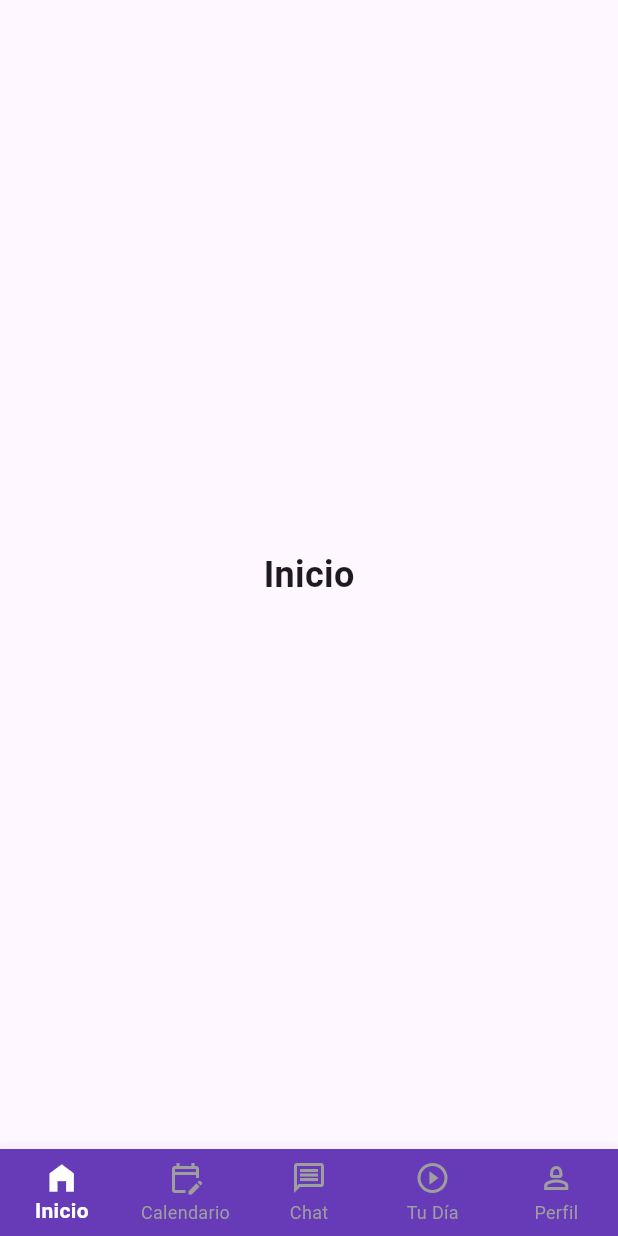
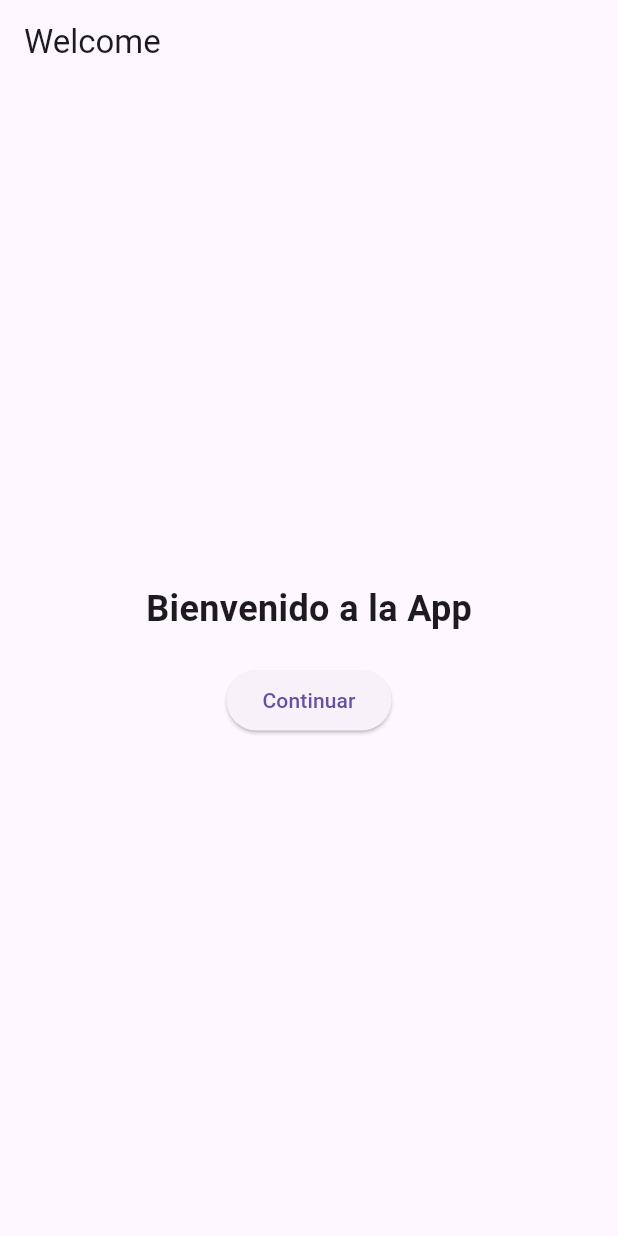
Before and after one commit to Santiago2132/maizfront, a Flutter app: the screen it shows after launch, on a phone screen of 412 x 824 dp. Run offline on Flutter 3.47's test engine with Material 3 defaults, Android fonts, the phone set to English and light mode, and no system bars.

Commit message:
chat base front

```diff
--- a/maiz_app/lib/main.dart
+++ b/maiz_app/lib/main.dart
@@ -1,8 +1,11 @@
 import 'package:flutter/material.dart';
+import 'package:maiz_app/routing/router.dart';
 import 'package:maiz_app/screens/calendar/calendar_screen.dart';
 import 'package:maiz_app/screens/chat/chat_screen.dart';
 import 'package:maiz_app/screens/home/home_screen.dart';
+import 'package:maiz_app/screens/navegator/main_screen.dart';
 import 'package:maiz_app/screens/profile/profile_screen.dart';
+import 'package:maiz_app/screens/welcomePage/welcome.dart';
 import 'package:maiz_app/screens/your_day/your_day_screen.dart';
 import 'package:maiz_app/widgets/navbar.dart';
 
@@ -13,47 +16,14 @@ void main(){
 class MyApp extends StatelessWidget {
   const MyApp({super.key});
 
-  @override
+   @override
   Widget build(BuildContext context) {
     return MaterialApp(
-      debugShowCheckedModeBanner: true,
+      debugShowCheckedModeBanner: false, // Elimina el banner de depuración
       theme: ThemeData(
         useMaterial3: true,
       ),
-    home: const MainScreen(),
+      onGenerateRoute: AppRouter.generateRoute, // Usa AppRouter para generar las rutas
     );
   }
 }
-
-class MainScreen extends StatefulWidget {
-  const MainScreen({super.key});
-
-  @override
-  State<MainScreen> createState() => _MainScreenState();
-}
-
-class _MainScreenState extends State<MainScreen> {
-  int _currentIndex = 0;
-
-  final List<Widget> _screens = [
-    const HomeScreen(),
-    const CalendarScreen(),
-     ChatScreen(),
-    const YourDayScreen(),
-    const ProfileScreen()
-  ];
-
-  @override
-  Widget build(BuildContext context) {
-    return Scaffold(
-      body: IndexedStack(
-        index: _currentIndex,
-        children: _screens,
-      ),
-      bottomNavigationBar: Navbar(
-        currentIndex: _currentIndex,
-        onTap: (index) => setState(() => _currentIndex = index),
-      ),
-    );
-  }
-}
--- a/maiz_app/lib/routing/router.dart
+++ b/maiz_app/lib/routing/router.dart
@@ -2,27 +2,28 @@ import 'package:flutter/material.dart';
 import 'package:maiz_app/screens/calendar/calendar_screen.dart';
 import 'package:maiz_app/screens/chat/chat_screen.dart';
 import 'package:maiz_app/screens/home/home_screen.dart';
+import 'package:maiz_app/screens/navegator/main_screen.dart';
 import 'package:maiz_app/screens/profile/profile_screen.dart';
+import 'package:maiz_app/screens/welcomePage/welcome.dart';
 import 'package:maiz_app/screens/your_day/your_day_screen.dart';
+
 
 
 class AppRouter {
   static Route<dynamic>? generateRoute(RouteSettings settings) {
     switch (settings.name) {
       case '/':
-       // return MaterialPageRoute(builder: (_) =>  WelcomeScreen());
+        return MaterialPageRoute(builder: (_) =>  WelcomeScreen());  // Configura MainScreen aquí
       case '/home':
-        return MaterialPageRoute(builder: (_) =>  HomeScreen());
+        return MaterialPageRoute(builder: (_) => const HomeScreen());
       case '/calendar':
-        return MaterialPageRoute(builder: (_) =>  CalendarScreen());
+        return MaterialPageRoute(builder: (_) => const CalendarScreen());
       case '/chatbot':
         return MaterialPageRoute(builder: (_) =>  ChatScreen());
       case '/multimedia':
         return MaterialPageRoute(builder: (_) => const YourDayScreen());
       case '/profile':
         return MaterialPageRoute(builder: (_) => const ProfileScreen());
-      case '/login':
-       // return MaterialPageRoute(builder: (_) =>  LoginScreen());
       default:
         return MaterialPageRoute(
           builder: (_) => const Scaffold(
--- /dev/null
+++ b/maiz_app/lib/screens/welcomePage/welcome.dart
@@ -0,0 +1,35 @@
+import 'package:flutter/material.dart';
+import 'package:maiz_app/screens/home/home_screen.dart';
+import 'package:maiz_app/screens/navegator/main_screen.dart';
+
+class WelcomeScreen extends StatelessWidget {
+  @override
+  Widget build(BuildContext context) {
+    return Scaffold(
+      appBar: AppBar(
+        title: const Text('Welcome'),
+      ),
+      body: Center(
+        child: Column(
+          mainAxisAlignment: MainAxisAlignment.center,
+          children: [
+            const Text(
+              'Bienvenido a la App',
+              style: TextStyle(fontSize: 24, fontWeight: FontWeight.bold),
+            ),
+            const SizedBox(height: 20),
+            ElevatedButton(
+              onPressed: () {
+                 Navigator.pushReplacement(
+                  context,
+                  MaterialPageRoute(builder: (context) => const MainScreen()),
+                );
+              },
+              child: const Text('Continuar'),
+            ),
+          ],
+        ),
+      ),
+    );
+  }
+}
--- a/maiz_app/lib/widgets/navbar.dart
+++ b/maiz_app/lib/widgets/navbar.dart
@@ -5,7 +5,6 @@ class Navbar extends StatelessWidget {
 
   final int currentIndex;
   final Function(int) onTap;
-
 
   @override
   Widget build(BuildContext context) {
@@ -17,33 +16,48 @@ class Navbar extends StatelessWidget {
       unselectedItemColor: Colors.grey,
       selectedLabelStyle: const TextStyle(fontWeight: FontWeight.w600),
       type: BottomNavigationBarType.fixed,
-      items: const [
+      items: [
         BottomNavigationBarItem(
-          icon: Icon(Icons.home_outlined),
-          activeIcon: Icon(Icons.home_filled),
-          label: 'Inicio'
+          icon: _buildIcon(Icons.home_outlined, 0),
+          activeIcon: _buildIcon(Icons.home_filled, 0, isActive: true),
+          label: 'Inicio',
         ),
         BottomNavigationBarItem(
-          icon: Icon(Icons.edit_calendar_outlined),
-          activeIcon: Icon(Icons.edit_calendar_rounded),
-          label: 'Calendario'
+          icon: _buildIcon(Icons.edit_calendar_outlined, 1),
+          activeIcon: _buildIcon(Icons.edit_calendar_rounded, 1, isActive: true),
+          label: 'Calendario',
         ),
         BottomNavigationBarItem(
-          icon: Icon(Icons.message_outlined),
-          activeIcon: Icon(Icons.message),
-          label: 'Chat'
+          icon: _buildIcon(Icons.message_outlined, 2),
+          activeIcon: _buildIcon(Icons.message, 2, isActive: true),
+          label: 'Chat',
         ),
         BottomNavigationBarItem(
-          icon: Icon(Icons.play_circle_outline),
-          activeIcon: Icon(Icons.play_circle_fill),
-          label: 'Tu Día'
+          icon: _buildIcon(Icons.play_circle_outline, 3),
+          activeIcon: _buildIcon(Icons.play_circle_fill, 3, isActive: true),
+          label: 'Tu Día',
         ),
         BottomNavigationBarItem(
-          icon: Icon(Icons.person_2_outlined),
-          activeIcon: Icon(Icons.person_2),
-          label: 'Perfil'
+          icon: _buildIcon(Icons.person_2_outlined, 4),
+          activeIcon: _buildIcon(Icons.person_2, 4, isActive: true),
+          label: 'Perfil',
         ),
       ],
     );
   }
+
+  Widget _buildIcon(IconData icon, int index, {bool isActive = false}) {
+    return Container(
+      padding: const EdgeInsets.all(5.0),
+      decoration: BoxDecoration(
+        color: isActive ? Colors.white : Colors.transparent,  // Color del círculo cuando está activo
+        shape: BoxShape.circle,
+      ),
+      child: Icon(
+        icon,
+        color: isActive ? Colors.deepPurple : Colors.grey, // Color del ícono
+        size: isActive ? 40 : 24,  // Tamaño del ícono cuando está activo
+      ),
+    );
+  }
 }
```
Also changed, not shown: maiz_app/lib/screens/chat/chat_screen.dart (+10 -1 lines), maiz_app/lib/screens/navegator/main_screen.dart (added, +40 -0 lines).
